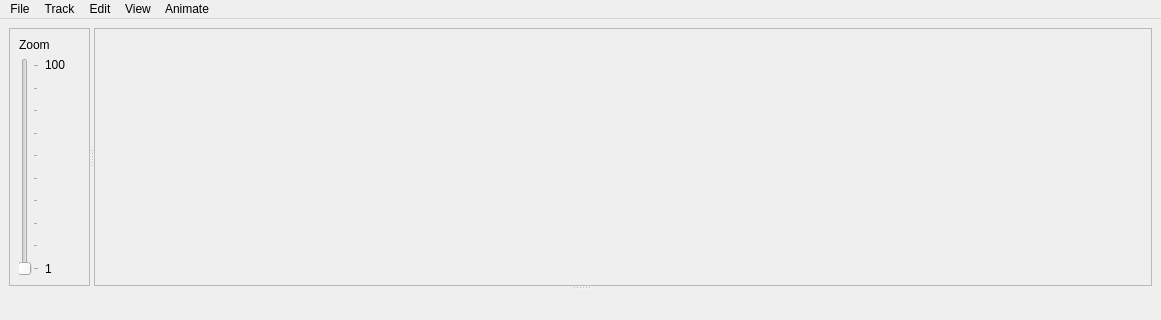
This is trackeditor/TrackEditor.ui in martinrunge/trackeditor as Qt 5 draws it before an edit; both pictures show x 0 to 1161 and y 0 to 320 of the 1161 by 722 pixel window. The edited form follows.
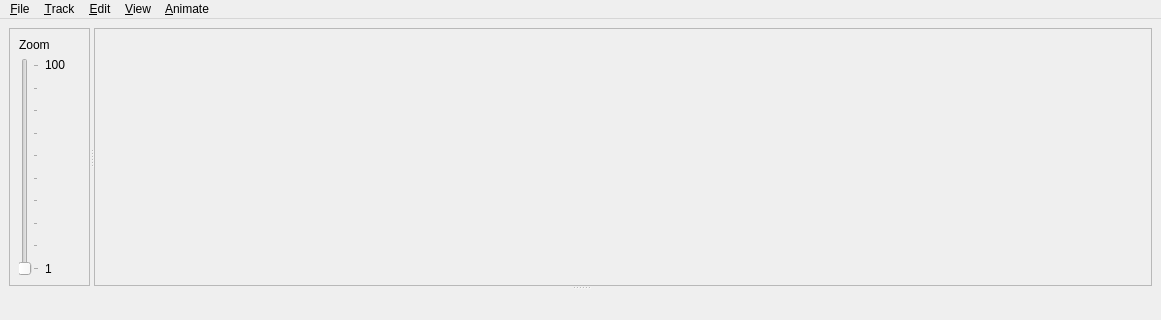
This is the edited form. Custom widgets are drawn as their Qt base class.

Commit message: Added mouse Action to zoom and scroll, fixed some bugs

```diff
--- a/trackeditor/TrackEditor.ui
+++ b/trackeditor/TrackEditor.ui
@@ -197,12 +197,12 @@
      <x>0</x>
      <y>0</y>
      <width>1161</width>
-     <height>26</height>
+     <height>24</height>
     </rect>
    </property>
    <widget class="QMenu" name="menuFile">
     <property name="title">
-     <string>File</string>
+     <string>&amp;File</string>
     </property>
     <addaction name="action_Connect"/>
     <addaction name="action_Load_Track"/>
@@ -214,7 +214,7 @@
    </widget>
    <widget class="QMenu" name="menuTrack">
     <property name="title">
-     <string>Track</string>
+     <string>&amp;Track</string>
     </property>
     <addaction name="action_Read_Log"/>
     <addaction name="action_Start_Recording"/>
@@ -222,7 +222,7 @@
    </widget>
    <widget class="QMenu" name="menuView">
     <property name="title">
-     <string>View</string>
+     <string>&amp;View</string>
     </property>
     <widget class="QMenu" name="menuMap_Projection">
      <property name="title">
@@ -234,13 +234,13 @@
    </widget>
    <widget class="QMenu" name="menuEdit">
     <property name="title">
-     <string>Edit</string>
+     <string>&amp;Edit</string>
     </property>
     <addaction name="actionSettings"/>
    </widget>
    <widget class="QMenu" name="menuAnimate">
     <property name="title">
-     <string>Animate</string>
+     <string>&amp;Animate</string>
     </property>
     <widget class="QMenu" name="menuSpeed">
      <property name="title">
@@ -427,6 +427,14 @@
    </property>
   </action>
  </widget>
+ <customwidgets>
+  <customwidget>
+   <class>CScrolledTrackView</class>
+   <extends>QScrollArea</extends>
+   <header>CScrolledTrackView.h</header>
+   <container>1</container>
+  </customwidget>
+ </customwidgets>
  <resources/>
  <connections/>
 </ui>
```
Left out of the diff: 26 changed lines with no effect on the pictures. The commit also changes 12 other files.
